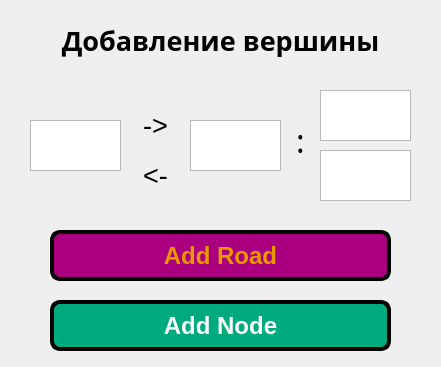
This is TravellerSalesMan/addwindow.ui in SpidiMun/2-Semester as Qt 5 draws it before an edit. The edited form follows.
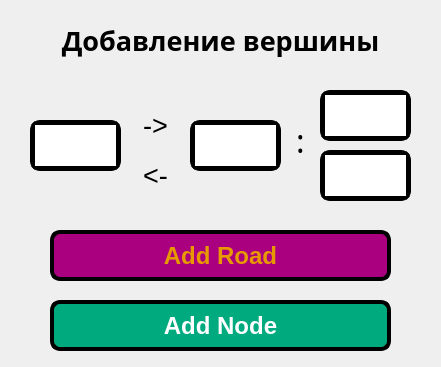
This is the edited form.

The edit to the form file:
```diff
--- a/TravellerSalesMan/addwindow.ui
+++ b/TravellerSalesMan/addwindow.ui
@@ -25,6 +25,9 @@
   <property name="windowTitle">
    <string>Dialog</string>
   </property>
+  <property name="styleSheet">
+   <string notr="true"/>
+  </property>
   <property name="inputMethodHints">
    <set>Qt::ImhDigitsOnly</set>
   </property>
@@ -167,6 +170,19 @@
      <pointsize>16</pointsize>
     </font>
    </property>
+   <property name="styleSheet">
+    <string notr="true">QTextEdit
+{
+	border: 5px solid rgb(0, 0, 0);
+	border-radius: 10px
+}
+
+QTextEdit::focus
+{
+	border: 5px solid rgb(0, 170, 255);
+	border-radius: 10px
+}</string>
+   </property>
    <property name="inputMethodHints">
     <set>Qt::ImhNone</set>
    </property>
@@ -195,6 +211,19 @@
      <pointsize>16</pointsize>
     </font>
    </property>
+   <property name="styleSheet">
+    <string notr="true">QTextEdit
+{
+	border: 5px solid rgb(0, 0, 0);
+	border-radius: 10px
+}
+
+QTextEdit::focus
+{
+	border: 5px solid rgb(0, 170, 255);
+	border-radius: 10px
+}</string>
+   </property>
    <property name="inputMethodHints">
     <set>Qt::ImhNone</set>
    </property>
@@ -223,6 +252,19 @@
      <pointsize>16</pointsize>
     </font>
    </property>
+   <property name="styleSheet">
+    <string notr="true">QTextEdit
+{
+	border: 5px solid rgb(0, 0, 0);
+	border-radius: 10px
+}
+
+QTextEdit::focus
+{
+	border: 5px solid rgb(0, 170, 255);
+	border-radius: 10px
+}</string>
+   </property>
    <property name="inputMethodHints">
     <set>Qt::ImhNone</set>
    </property>
@@ -251,6 +293,14 @@
      <pointsize>16</pointsize>
     </font>
    </property>
+   <property name="styleSheet">
+    <string notr="true">QTextEdit
+{
+	border: 5px solid rgb(0, 0, 0);
+	border-radius: 10px
+}
+</string>
+   </property>
    <property name="inputMethodHints">
     <set>Qt::ImhNone</set>
    </property>
```
Left out of the diff: 28 changed lines with no effect on the pictures.
